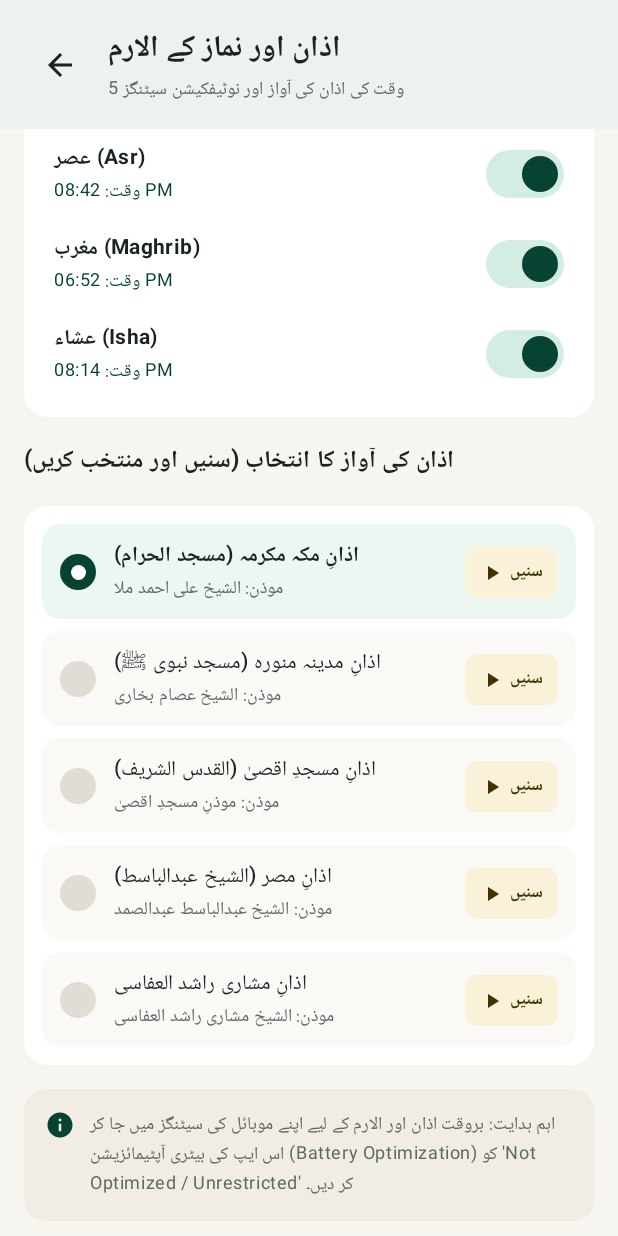
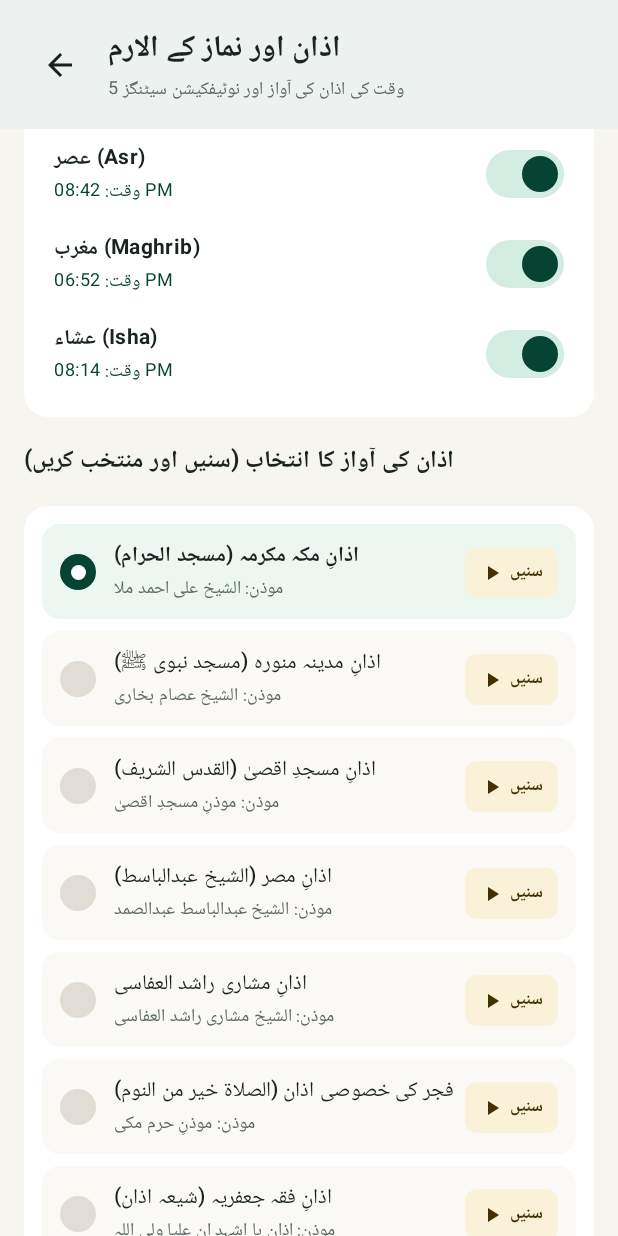
Before and after one commit to ajay5738564-droid/Islamic-, an Android app built with Jetpack Compose: the composable AzanSettingsScreen shown on its own in the app's theme, scrolled down 516 dp, on a phone screen of 412 x 824 dp. Run offline under Robolectric (Android 15) with nearby library versions, the phone set to English and light mode, and no system bars.

Commit message:
refactor: replace AdMob with Unity Ads
Remove AdMob SDK dependencies and configuration. Prepare the project for Unity Ads integration and update the AzanAudioRepository data model to support categories and descriptions.

```diff
--- a/app/build.gradle.kts
+++ b/app/build.gradle.kts
@@ -117,7 +117,7 @@ dependencies {
   implementation(libs.moshi.kotlin)
   implementation(libs.okhttp)
   implementation(libs.play.services.location)
-  implementation(libs.play.services.ads)
+  // implementation(libs.play.services.ads)
   implementation(libs.retrofit)
   testImplementation(libs.androidx.compose.ui.test.junit4)
   testImplementation(libs.androidx.core)
--- a/app/src/main/AndroidManifest.xml
+++ b/app/src/main/AndroidManifest.xml
@@ -22,10 +22,6 @@
         android:roundIcon="@mipmap/ic_launcher_round"
         android:supportsRtl="true"
         android:theme="@style/Theme.MyApplication">
-        <!-- AdMob App ID (Real Production AdMob App ID) -->
-        <meta-data
-            android:name="com.google.android.gms.ads.APPLICATION_ID"
-            android:value="ca-app-pub-6680282505070613~8973172694"/>
 
         <activity
             android:name=".MainActivity"
--- a/app/src/main/java/com/example/data/repository/AzanAudioRepository.kt
+++ b/app/src/main/java/com/example/data/repository/AzanAudioRepository.kt
@@ -1,57 +1,118 @@
 package com.example.data.repository
+
+enum class AzanCategory(val titleUrdu: String, val titleEnglish: String) {
+    SUNNI_HANAFI("اہلِ سنت / حنفی و شافعی اذانیں", "Sunni / Hanafi & Shafi'i Azan"),
+    SHIA_JAFARI("فقہ جعفریہ (شیعہ) اذان", "Shia / Jafari Azan"),
+    RINGTONE_ALERT("مختصر نماز رنگ ٹونز و تکبیرات", "Short Prayer Ringtones & Takbeer")
+}
 
 data class AzanVoiceItem(
     val id: String,
     val titleUrdu: String,
     val titleEnglish: String,
     val muazzinUrdu: String,
-    val audioUrl: String
+    val audioUrl: String,
+    val category: AzanCategory = AzanCategory.SUNNI_HANAFI,
+    val description: String = ""
 )
 
 object AzanAudioRepository {
 
     val AZAN_VOICES = listOf(
+        // 1. Sunni / Hanafi / Shafi'i
         AzanVoiceItem(
             id = "Makkah",
             titleUrdu = "اذانِ مکہ مکرمہ (مسجد الحرام)",
             titleEnglish = "Makkah Al-Mukarramah (Haram)",
             muazzinUrdu = "الشیخ علی احمد ملا",
-            audioUrl = "https://download.quranicaudio.com/adhan/adhan_makkah.mp3"
+            audioUrl = "https://download.quranicaudio.com/adhan/adhan_makkah.mp3",
+            category = AzanCategory.SUNNI_HANAFI,
+            description = "مسجد الحرام مکہ کی روایتی اور روح پرور اذان"
         ),
         AzanVoiceItem(
             id = "Madinah",
             titleUrdu = "اذانِ مدینہ منورہ (مسجد نبوی ﷺ)",
             titleEnglish = "Madinah Al-Munawwarah (Nabawi)",
             muazzinUrdu = "الشیخ عصام بخاری",
-            audioUrl = "https://download.quranicaudio.com/adhan/adhan_madinah.mp3"
+            audioUrl = "https://download.quranicaudio.com/adhan/adhan_madinah.mp3",
+            category = AzanCategory.SUNNI_HANAFI,
+            description = "گنبد خضریٰ اور مسجد نبوی شریف کی دلنشین اذان"
         ),
         AzanVoiceItem(
             id = "AlAqsa",
             titleUrdu = "اذانِ مسجدِ اقصیٰ (القدس الشریف)",
             titleEnglish = "Al-Aqsa Mosque (Jerusalem)",
             muazzinUrdu = "موذنِ مسجدِ اقصیٰ",
-            audioUrl = "https://download.quranicaudio.com/adhan/adhan_aqsa.mp3"
+            audioUrl = "https://download.quranicaudio.com/adhan/adhan_aqsa.mp3",
+            category = AzanCategory.SUNNI_HANAFI,
+            description = "قبلہ اول مسجد اقصیٰ کی تاریخی اذان"
         ),
         AzanVoiceItem(
             id = "Egypt",
             titleUrdu = "اذانِ مصر (الشیخ عبدالباسط)",
             titleEnglish = "Egypt (Sheikh Abdul Basit)",
             muazzinUrdu = "الشیخ عبدالباسط عبدالصمد",
-            audioUrl = "https://download.quranicaudio.com/adhan/adhan_abdulbaset.mp3"
+            audioUrl = "https://download.quranicaudio.com/adhan/adhan_abdulbaset.mp3",
+            category = AzanCategory.SUNNI_HANAFI,
+            description = "عالمِ اسلام کے عظیم قاری الشیخ عبدالباسط کی پرسوز آواز"
         ),
         AzanVoiceItem(
-            id = "Traditional",
+            id = "Mishary",
             titleUrdu = "اذانِ مشاری راشد العفاسی",
             titleEnglish = "Mishary Rashid Alafasy",
             muazzinUrdu = "الشیخ مشاری راشد العفاسی",
-            audioUrl = "https://download.quranicaudio.com/adhan/adhan_mishary.mp3"
+            audioUrl = "https://download.quranicaudio.com/adhan/adhan_mishary.mp3",
+            category = AzanCategory.SUNNI_HANAFI,
+            description = "کویت کے مشہور قاری مشاری راشد کی مسحور کن اذان"
+        ),
+        AzanVoiceItem(
+            id = "FajrSpecial",
+            titleUrdu = "فجر کی خصوصی اذان (الصلاة خیر من النوم)",
+            titleEnglish = "Fajr Special (As-Salatu Khayr)",
+            muazzinUrdu = "موذنِ حرم مکی",
+            audioUrl = "https://download.quranicaudio.com/adhan/adhan_fajr.mp3",
+            category = AzanCategory.SUNNI_HANAFI,
+            description = "نماز نیند سے بہتر ہے کے کلمات کے ساتھ فجر اذان"
+        ),
+
+        // 2. Shia / Jafari
+        AzanVoiceItem(
+            id = "ShiaJafari",
+            titleUrdu = "اذانِ فقہ جعفریہ (شیعہ اذان)",
+            titleEnglish = "Shia / Jafari Azan",
+            muazzinUrdu = "اذان با اشہد ان علیا ولی اللہ",
+            audioUrl = "https://ia800301.us.archive.org/25/items/AdhanShia/AdhanShia.mp3",
+            category = AzanCategory.SHIA_JAFARI,
+            description = "حی علی خیر العمل اور شہادتِ ولایتِ علیؑ کے ساتھ"
+        ),
+
+        // 3. Short Ringtones & Takbeer Alerts
+        AzanVoiceItem(
+            id = "TakbeerRingtone",
+            titleUrdu = "تکبیراتِ نماز رنگ ٹون (اللہ اکبر)",
+            titleEnglish = "Takbeerat Prayer Ringtone",
+            muazzinUrdu = "اللہ اکبر اللہ اکبر",
+            audioUrl = "https://everyayah.com/data/Alafasy_128kbps/001001.mp3",
+            category = AzanCategory.RINGTONE_ALERT,
+            description = "مختصر اور خوبصورت تکبیر کی رنگ ٹون"
+        ),
+        AzanVoiceItem(
+            id = "MakkahShort",
+            titleUrdu = "مختصر اذان رنگ ٹون (Short Alert)",
+            titleEnglish = "Short Azan Ringtone Alert",
+            muazzinUrdu = "مختصر تکبیر و اذاں",
+            audioUrl = "https://download.quranicaudio.com/adhan/adhan_makkah.mp3",
+            category = AzanCategory.RINGTONE_ALERT,
+            description = "دفتر اور سفر کے لیے تیز و مختصر اذان رنگ ٹون"
         )
     )
 
     const val FAJR_AZAN_URL = "https://download.quranicaudio.com/adhan/adhan_fajr.mp3"
 
     fun getAudioUrl(voiceId: String, isFajr: Boolean = false): String {
-        if (isFajr) return FAJR_AZAN_URL
+        if (isFajr && (voiceId == "Makkah" || voiceId == "FajrSpecial")) {
+            return FAJR_AZAN_URL
+        }
         return AZAN_VOICES.firstOrNull { it.id.equals(voiceId, ignoreCase = true) }?.audioUrl
             ?: AZAN_VOICES.first().audioUrl
     }
```
Also changed, not shown: app/src/main/java/com/example/data/ads/AdManager.kt (+25 -160 lines), app/src/main/java/com/example/ui/components/AdMobBannerView.kt (+54 -61 lines).
